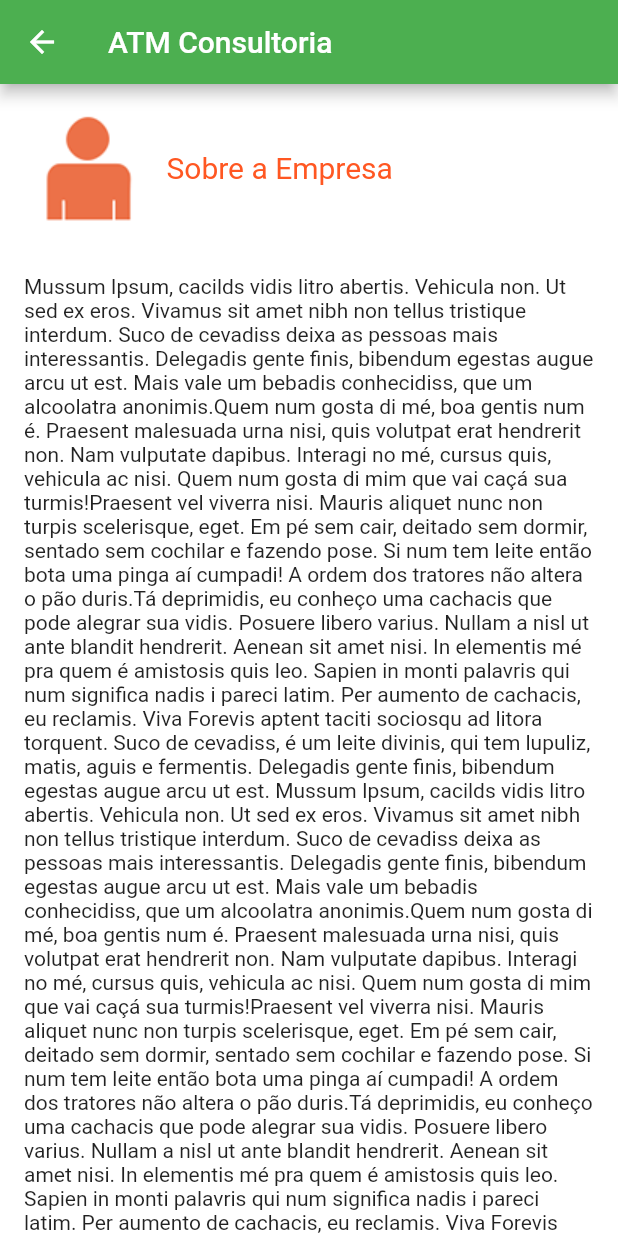
After one commit to Andre-Pavanelli/projeto_atm_flutter, a Flutter app: the TelaEmpresa screen opened directly, on a phone screen of 412 x 824 dp. The commit adds this screen. Run offline on Flutter 3.47's test engine with Material 2 defaults, Android fonts, the phone set to English and light mode, and no system bars.

Commit message:
Criando as outras telas (TelaEmpresa)

```diff
--- /dev/null
+++ b/lib/TelaEmpresa.dart
@@ -0,0 +1,67 @@
+import 'package:flutter/material.dart';
+
+class TelaEmpresa extends StatefulWidget {
+  @override
+  _TelaEmpresaState createState() => _TelaEmpresaState();
+}
+
+class _TelaEmpresaState extends State<TelaEmpresa> {
+  @override
+  Widget build(BuildContext context) {
+    return Scaffold(
+      backgroundColor: Colors.white,
+      appBar:
+          AppBar(title: Text("ATM Consultoria"), backgroundColor: Colors.green),
+      body: Container(
+        child: SingleChildScrollView(
+          padding: EdgeInsets.all(16),
+          child: Column(
+            //crossAxisAlignment: CrossAxisAlignment.start,
+            children: <Widget>[
+              Padding(
+                padding: EdgeInsets.only(bottom: 16),
+                child: Row(
+                  //mainAxisAlignment: MainAxisAlignment.spaceEvenly,
+                  children: <Widget>[
+                    Image.asset("images/detalhe_empresa.png"),
+                    Padding(
+                      padding: EdgeInsets.only(left: 10),
+                      child: Text(
+                        "Sobre a Empresa",
+                        style: TextStyle(
+                          fontSize: 20,
+                          color: Colors.deepOrange,
+                        ),
+                      ),
+                    )
+                  ],
+                ),
+              ),
+              Padding(
+                padding: EdgeInsets.only(top: 16),
+                child: Text(
+                "Mussum Ipsum, cacilds vidis litro abertis. Vehicula non. Ut sed ex eros. Vivamus sit amet nibh non tellus tristique interdum. Suco de cevadiss deixa as pessoas mais interessantis. Delegadis gente finis, bibendum egestas augue arcu ut est. Mais vale um bebadis conhecidiss, que um alcoolatra anonimis." +
+                    "Quem num gosta di mé, boa gentis num é. Praesent malesuada urna nisi, quis volutpat erat hendrerit non. Nam vulputate dapibus. Interagi no mé, cursus quis, vehicula ac nisi. Quem num gosta di mim que vai caçá sua turmis!" +
+                    "Praesent vel viverra nisi. Mauris aliquet nunc non turpis scelerisque, eget. Em pé sem cair, deitado sem dormir, sentado sem cochilar e fazendo pose. Si num tem leite então bota uma pinga aí cumpadi! A ordem dos tratores não altera o pão duris." +
+                    "Tá deprimidis, eu conheço uma cachacis que pode alegrar sua vidis. Posuere libero varius. Nullam a nisl ut ante blandit hendrerit. Aenean sit amet nisi. In elementis mé pra quem é amistosis quis leo. Sapien in monti palavris qui num significa nadis i pareci latim. " +
+                    "Per aumento de cachacis, eu reclamis. Viva Forevis aptent taciti sociosqu ad litora torquent. Suco de cevadiss, é um leite divinis, qui tem lupuliz, matis, aguis e fermentis. Delegadis gente finis, bibendum egestas augue arcu ut est. " +
+                    "Mussum Ipsum, cacilds vidis litro abertis. Vehicula non. Ut sed ex eros. Vivamus sit amet nibh non tellus tristique interdum. Suco de cevadiss deixa as pessoas mais interessantis. Delegadis gente finis, bibendum egestas augue arcu ut est. Mais vale um bebadis conhecidiss, que um alcoolatra anonimis." +
+                    "Quem num gosta di mé, boa gentis num é. Praesent malesuada urna nisi, quis volutpat erat hendrerit non. Nam vulputate dapibus. Interagi no mé, cursus quis, vehicula ac nisi. Quem num gosta di mim que vai caçá sua turmis!" +
+                    "Praesent vel viverra nisi. Mauris aliquet nunc non turpis scelerisque, eget. Em pé sem cair, deitado sem dormir, sentado sem cochilar e fazendo pose. Si num tem leite então bota uma pinga aí cumpadi! A ordem dos tratores não altera o pão duris." +
+                    "Tá deprimidis, eu conheço uma cachacis que pode alegrar sua vidis. Posuere libero varius. Nullam a nisl ut ante blandit hendrerit. Aenean sit amet nisi. In elementis mé pra quem é amistosis quis leo. Sapien in monti palavris qui num significa nadis i pareci latim. " +
+                    "Per aumento de cachacis, eu reclamis. Viva Forevis aptent taciti sociosqu ad litora torquent. Suco de cevadiss, é um leite divinis, qui tem lupuliz, matis, aguis e fermentis. Delegadis gente finis, bibendum egestas augue arcu ut est. ",
+                /*style: TextStyle(
+                 *fontSize: 16,
+                 * fontStyle: FontStyle.normal,
+                 *),
+                 * textAlign: TextAlign.left,
+                 * */
+              ),
+              )
+            ],
+          ),
+        ),
+      ),
+    );
+  }
+}
```
Also changed, not shown: lib/Home.dart (+31 -3 lines), lib/TelaCliente.dart (added, +15 -0 lines), lib/TelaContato.dart (added, +15 -0 lines), lib/TelaServico.dart (added, +15 -0 lines).
